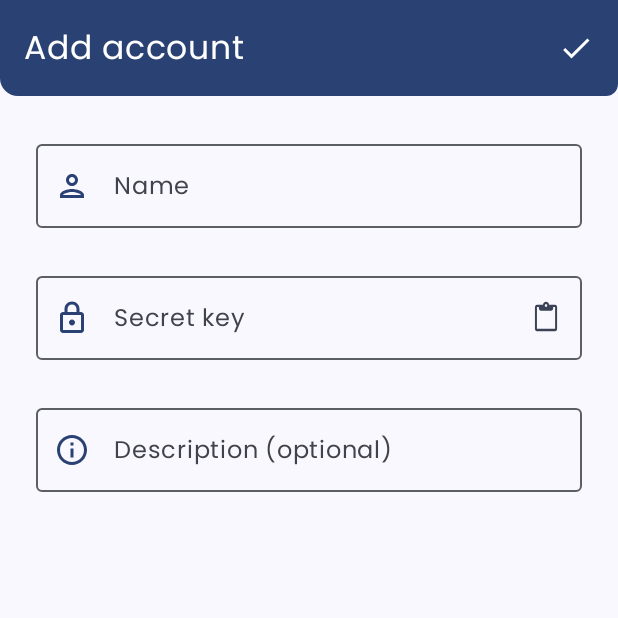
After one commit to Arpackit/Arfacator, an Android app built with Jetpack Compose: the composable FormScreen called with empty values, on a phone screen of 412 x 824 dp, the top half of it. The commit adds this screen. Run offline under Robolectric (Android 15) with nearby library versions, the phone set to English and light mode, and no system bars; our stand-ins replace Room's generated code; Roboto replaces fonts that are not available here; 1 statement that could not run was skipped.

Commit message:
add FormScreen

```diff
--- /dev/null
+++ b/app/src/main/java/com/arpackit/arfacator/ui/component/TextField.kt
@@ -0,0 +1,94 @@
+package com.arpackit.arfacator.ui.component
+
+import androidx.compose.foundation.layout.fillMaxWidth
+import androidx.compose.foundation.text.KeyboardOptions
+
+import androidx.compose.material3.ExperimentalMaterial3Api
+import androidx.compose.material3.Icon
+import androidx.compose.material3.IconButton
+import androidx.compose.material3.MaterialTheme.colorScheme
+import androidx.compose.material3.OutlinedTextField
+import androidx.compose.material3.Text
+
+import androidx.compose.runtime.Composable
+import androidx.compose.runtime.getValue
+import androidx.compose.runtime.mutableStateOf
+import androidx.compose.runtime.remember
+import androidx.compose.runtime.setValue
+
+import androidx.compose.ui.Modifier
+import androidx.compose.ui.graphics.vector.ImageVector
+import androidx.compose.ui.res.stringResource
+import androidx.compose.ui.text.input.ImeAction
+import androidx.compose.ui.text.input.KeyboardCapitalization
+
+import com.arpackit.arfacator.ui.icon.ContentPaste
+
+
+@Composable
+fun FormTextField(
+    icon: ImageVector,
+    labelResId: Int,
+    placeholderResId: Int,
+    value: String,
+    optional: Boolean = false,
+    pastable: Boolean = false,
+    onPaste: () -> Unit = {},
+    onValueChange: (String) -> Unit
+) = FormTextField(
+    icon,
+    stringResource(labelResId),
+    stringResource(placeholderResId),
+    value,
+    optional,
+    pastable,
+    onPaste,
+    onValueChange
+)
+
+
+@OptIn(ExperimentalMaterial3Api::class)
+@Composable
+fun FormTextField(
+    icon: ImageVector,
+    label: String,
+    placeholder: String,
+    value: String,
+    optional: Boolean = false,
+    pastable: Boolean = false,
+    onPaste: () -> Unit = {},
+    onValueChange: (String) -> Unit
+) {
+    val pasteIcon: @Composable () -> Unit = {
+        IconButton(onClick = onPaste) {
+            Icon(ContentPaste(), "", tint = colorScheme.secondary)
+        }
+    }
+
+    var notifyError by remember { mutableStateOf(false) }
+
+    OutlinedTextField(
+        modifier = Modifier.fillMaxWidth(),
+        value = value,
+        onValueChange = {
+            onValueChange(it)
+            notifyError = !optional and it.isBlank()
+        },
+        leadingIcon = {
+            Icon(icon, "", tint = colorScheme.primary)
+        },
+        trailingIcon = if (pastable) pasteIcon else null,
+        label = {
+            Text(label)
+        },
+        placeholder = {
+            Text(placeholder)
+        },
+        keyboardOptions = KeyboardOptions(
+            imeAction = ImeAction.Next,
+            capitalization = KeyboardCapitalization.Sentences,
+        ),
+        singleLine = true,
+        isError = notifyError,
+    )
+}
--- /dev/null
+++ b/app/src/main/java/com/arpackit/arfacator/ui/screen/FormScreen.kt
@@ -0,0 +1,151 @@
+package com.arpackit.arfacator.ui.screen
+
+import androidx.compose.foundation.background
+import androidx.compose.foundation.ExperimentalFoundationApi
+import androidx.compose.foundation.layout.Arrangement
+import androidx.compose.foundation.layout.Column
+import androidx.compose.foundation.layout.fillMaxSize
+import androidx.compose.foundation.layout.fillMaxWidth
+import androidx.compose.foundation.layout.padding
+
+import androidx.compose.material.icons.Icons.Outlined
+import androidx.compose.material.icons.outlined.Check
+import androidx.compose.material.icons.outlined.Info
+import androidx.compose.material.icons.outlined.Lock
+import androidx.compose.material.icons.outlined.Person
+
+import androidx.compose.material3.Icon
+import androidx.compose.material3.IconButton
+import androidx.compose.material3.MaterialTheme.colorScheme
+
+import androidx.compose.runtime.Composable
+import androidx.compose.runtime.getValue
+import androidx.compose.runtime.LaunchedEffect
+import androidx.compose.runtime.mutableStateOf
+import androidx.compose.runtime.remember
+import androidx.compose.runtime.setValue
+
+import androidx.compose.ui.Modifier
+import androidx.compose.ui.res.stringResource
+import androidx.compose.ui.unit.dp
+
+import androidx.lifecycle.viewmodel.compose.viewModel
+
+import com.arpackit.arfacator.R
+import com.arpackit.arfacator.data.Account
+import com.arpackit.arfacator.ui.component.FormTextField
+import com.arpackit.arfacator.ui.component.TopBar
+import com.arpackit.arfacator.ui.viewmodel.FormViewModel
+import com.arpackit.arfacator.util.showToast
+
+
+private lateinit var vm: FormViewModel
+
+
+@Composable
+fun FormScreen(
+    curAccId: Int?, // Id of the to be editing account
+    onFinish: () -> Unit
+) {
+    vm = viewModel()
+
+    Column(Modifier
+        .fillMaxSize()
+        .background(colorScheme.background)
+    ) {
+
+        var nameValue by remember { mutableStateOf("") }
+        var keyValue by remember { mutableStateOf("") }
+        var descValue by remember { mutableStateOf("") }
+        var account by remember { mutableStateOf<Account>(
+            Account(name = "", key = "", description = "")
+        )}
+
+        LaunchedEffect(Unit) {
+            if (curAccId != -1) {
+                // read from db
+                account = vm.find(curAccId!! - 1)
+                account.run {
+                    nameValue = name
+                    keyValue = key
+                    descValue = description
+                }
+            }
+        }
+
+        FormScreenTopBar {
+            nameValue = nameValue.trim()
+            keyValue = keyValue.trim()
+            descValue = descValue.trim()
+
+            when {
+                nameValue.isBlank() && keyValue.isBlank() -> showToast(ctx, "Name and secret key are mandatory!")
+                nameValue.isBlank() -> showToast(ctx, "Name is mandatory!")
+                keyValue.isBlank() -> showToast(ctx, "Your secret key is mandatory!")
+                else -> {
+                    account.apply {
+                        name = nameValue
+                        key = keyValue
+                        description = descValue
+                    }
+
+                    // insert to db
+                    vm.add(account)
+
+                    onFinish()
+                }
+            }
+        }
+
+        Column(
+            modifier = Modifier
+                .fillMaxWidth()
+                .padding(24.dp),
+            verticalArrangement = Arrangement.spacedBy(24.dp),
+        ) {
+
+            FormTextField(
+                Outlined.Person,
+                R.string.name,
+                R.string.name_placeholder,
+                nameValue,
+            ) { nameValue = it }
+
+            FormTextField(
+                Outlined.Lock,
+                R.string.key,
+                R.string.key_placeholder,
+                keyValue,
+                pastable = true,
+                onPaste = {
+                    clipboardManager.getText()
+                        ?.text
+                        ?.also { keyValue = it }
+                }
+            ) { keyValue = it }
+
+            FormTextField(
+                Outlined.Info,
+                R.string.desc,
+                R.string.desc_placeholder,
+                descValue,
+                optional = true
+            ) { descValue = it }
+
+        }
+
+    }
+}
+
+
+@Composable
+fun FormScreenTopBar(onSave: () -> Unit) {
+    TopBar(stringResource(R.string.add_account)) {
+        IconButton(onClick = onSave) {
+            Icon(
+                Outlined.Check,
+                stringResource(R.string.save),
+                tint = colorScheme.onPrimary)
+        }
+    }
+}
--- /dev/null
+++ b/app/src/main/java/com/arpackit/arfacator/ui/viewmodel/FormViewModel.kt
@@ -0,0 +1,14 @@
+package com.arpackit.arfacator.ui.viewmodel
+
+import androidx.lifecycle.ViewModel
+
+import com.arpackit.arfacator.data.Account
+
+
+class FormViewModel : ViewModel() {
+
+    fun find(id: Int): Account = accountList.get(id)
+
+    fun add(account: Account) = accountList.add(account)
+
+}
--- a/app/src/main/res/values/strings.xml
+++ b/app/src/main/res/values/strings.xml
@@ -12,6 +12,16 @@
     <string name="empty_list">Your list is empty!</string>
     <string name="dialog_delete_title">Delete %s?</string>
     <string name="dialog_delete_text">The account will be deleted permanently, and this process is UNRECOVERABLE!</string>
-
+    <string name="paste">Paste</string>
+    <string name="save">Save</string>
+    <string name="add_account">Add account</string>
+    <string name="edit_account">Edit account</string>
+    <!-- Text Field -->
+    <string name="name">Name</string>
+    <string name="name_placeholder">Enter account name</string>
+    <string name="key">Secret key</string>
+    <string name="key_placeholder">Enter your shared secret key</string>
+    <string name="desc">Description (optional)</string>
+    <string name="desc_placeholder">Enter account description</string>
 
 </resources>
```
Also changed, not shown: app/src/main/java/com/arpackit/arfacator/NavGraph.kt (+21 -4 lines), app/src/main/java/com/arpackit/arfacator/Util.kt (deleted, +0 -43 lines), app/src/main/java/com/arpackit/arfacator/ui/screen/_screen.kt (+6 -2 lines), app/src/main/java/com/arpackit/arfacator/ui/viewmodel/MainViewModel.kt (+8 -5 lines).
